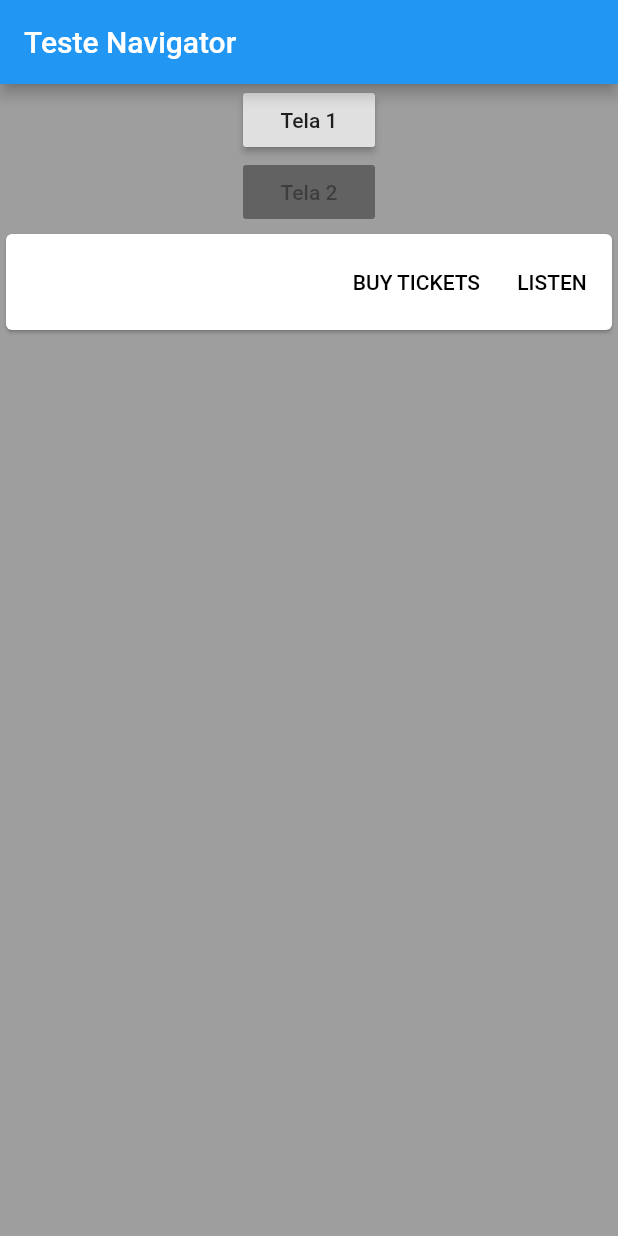
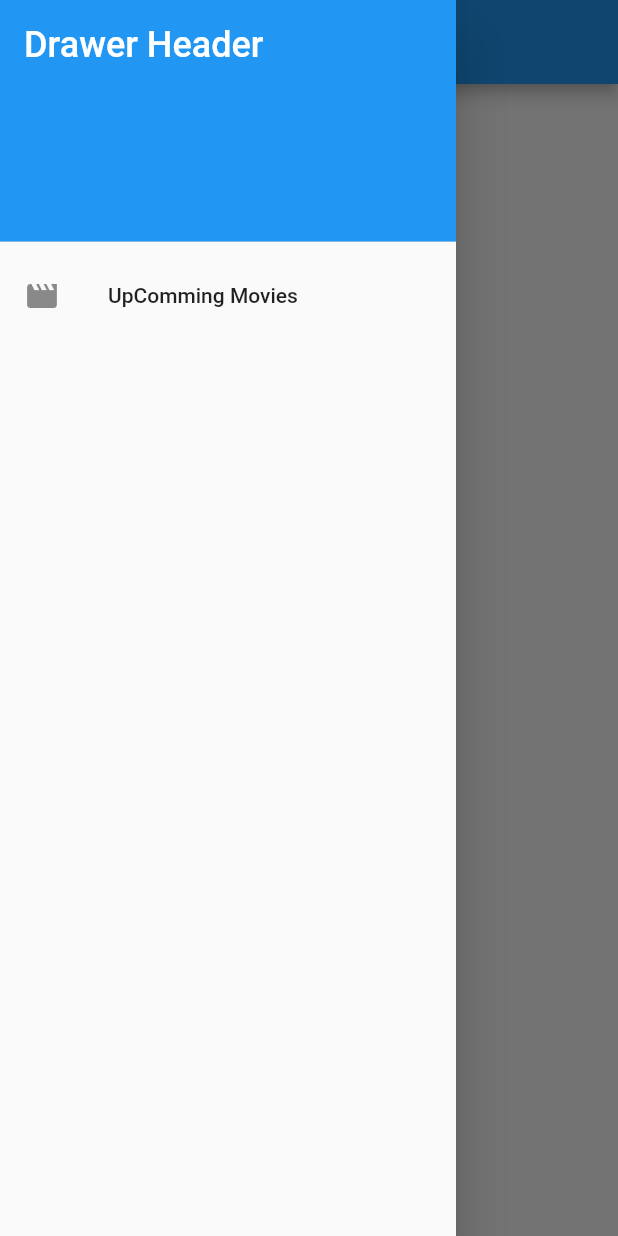
Before and after one commit to CaioRagazzi/flutterTest, a Flutter app: the screen it shows after launch, with the side drawer open (before the commit the screen has no drawer), on a phone screen of 412 x 824 dp. Run offline on Flutter 3.47's test engine with Material 2 defaults, Android fonts, the phone set to English and light mode, and no system bars.

Commit message:
Ajustando flutter e praticando com api de movies

```diff
--- a/lib/screens/main_screen.dart
+++ b/lib/screens/main_screen.dart
@@ -1,40 +1,19 @@
 import 'package:flutter/material.dart';
-import './tela1_screen.dart';
 import '../widgets/myCard.dart';
+import '../widgets//myDrawer.dart';
 
 class MainScreen extends StatelessWidget {
-  void goToTela1Screen(BuildContext context) {
-    Navigator.of(context).push(MaterialPageRoute(builder: (_) {
-      return Tela1Screen();
-    }));
-  }
 
   @override
   Widget build(BuildContext context) {
     return Scaffold(
       appBar: AppBar(
-        title: Text('Teste Navigator'),
+        title: Text('Home'),
       ),
       body: Center(
-        child: Column(
-          children: <Widget>[
-            RaisedButton(
-              onPressed: () => goToTela1Screen(context),
-              child: Text(
-                'Tela 1',
-              ),
-            ),
-            RaisedButton(
-              onPressed: null,
-              child: Text(
-                'Tela 2',
-              ),
-            ),
-            MyCard()
-          ],
-        ),
+        child: Text('Home Screen')
       ),
-      backgroundColor: Colors.grey,
+      drawer: MyDrawer()
     );
   }
 }
--- a/lib/widgets/myCard.dart
+++ b/lib/widgets/myCard.dart
@@ -9,11 +9,11 @@ class MyCard extends StatelessWidget {
           children: <Widget>[
             FlatButton(
               child: const Text('BUY TICKETS'),
-              onPressed: () {/* ... */},
+              onPressed: () {},
             ),
             FlatButton(
               child: const Text('LISTEN'),
-              onPressed: () {/* ... */},
+              onPressed: () {},
             ),
           ],
         ),
--- /dev/null
+++ b/lib/widgets/myDrawer.dart
@@ -0,0 +1,41 @@
+import 'package:flutter/material.dart';
+import 'package:entertainment_app/screens/tela1_screen.dart';
+
+class MyDrawer extends StatelessWidget {
+
+  void goToTela1Screen(BuildContext context) {
+    Navigator.of(context).push(MaterialPageRoute(builder: (_) {
+      return Tela1Screen();
+    }));
+  }
+
+  @override
+  Widget build(BuildContext context) {
+    return Drawer(
+      child: ListView(
+        padding: EdgeInsets.zero,
+        children: <Widget>[
+          DrawerHeader(
+            decoration: BoxDecoration(
+              color: Colors.blue,
+            ),
+            child: Text(
+              'Drawer Header',
+              style: TextStyle(
+                color: Colors.white,
+                fontSize: 24,
+              ),
+            ),
+          ),
+          ListTile(
+            leading: Icon(Icons.movie),
+            title: Text('UpComming Movies'),
+            onTap: () {
+              goToTela1Screen(context);
+            },
+          ),
+        ],
+      ),
+    );
+  }
+}
--- a/pubspec.yaml
+++ b/pubspec.yaml
@@ -19,6 +19,7 @@ environment:
 dependencies:
   flutter:
     sdk: flutter
+  http: ^0.12.0+4
 
   # The following adds the Cupertino Icons font to your application.
   # Use with the CupertinoIcons class for iOS style icons.
```
Also changed, not shown: pubspec.lock.
